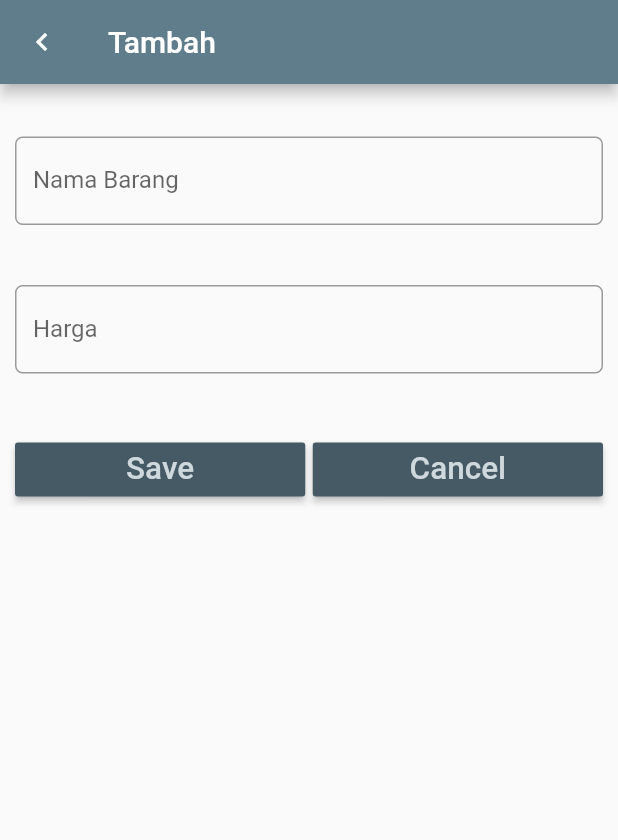
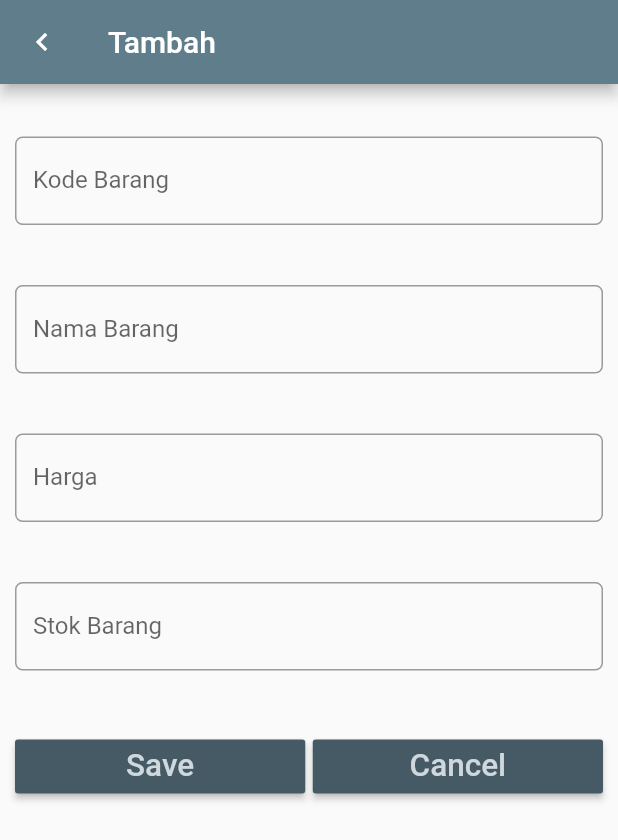
Before and after one commit to sellauno/sqlite_belanja, a Flutter app: the screen it shows after launch, after a tap on "Tambah Item", on a phone screen of 412 x 824 dp. Shown: the top 840 px of the screen. Run offline on Flutter 3.47's test engine with Material 2 defaults, Android fonts, the phone set to English and light mode, and no system bars; our stand-ins replace sqflite; accounts and stored records are empty; statements that could not run were skipped.

Commit message:
Tugas Praktikum

```diff
--- a/lib/dbhelper.dart
+++ b/lib/dbhelper.dart
@@ -18,8 +18,18 @@ class DbHelper {
     return itemDatabase;
   }
 
+  FutureOr<void> _onUpgrade(Database db, int olVersion, int newVersion){
+    _createDb(db, newVersion);
+  }
+
   //buat tabel baru dengan nama item
   void _createDb(Database db, int version) async {
+    var batchTemp = db.batch();
+
+    await batchTemp.execute('''
+      DROP TABLE EXIST item
+    ''');
+
     await db.execute('''
       CREATE TABLE item (
       id INTEGER PRIMARY KEY AUTOINCREMENT,
@@ -27,6 +37,7 @@ name TEXT,
       price INTEGER
       )
     ''');
+    batchTemp.commit();
   }
 
 //select databases
--- a/lib/entryform.dart
+++ b/lib/entryform.dart
@@ -14,12 +14,16 @@ class EntryFormState extends State<EntryForm> {
   EntryFormState(this.item);
   TextEditingController nameController = TextEditingController();
   TextEditingController priceController = TextEditingController();
+  TextEditingController stokController = TextEditingController();
+  TextEditingController kodeBarangController = TextEditingController();
   @override
   Widget build(BuildContext context) {
 //kondisi
     if (item != null) {
       nameController.text = item.name;
       priceController.text = item.price.toString();
+      kodeBarangController.text = item.kodeBarang;
+      stokController.text = item.stok.toString();
     }
 //rubah
     return Scaffold(
@@ -31,6 +35,23 @@ class EntryFormState extends State<EntryForm> {
           padding: EdgeInsets.only(top: 15.0, left: 10.0, right: 10.0),
           child: ListView(
             children: <Widget>[
+// kode barang
+              Padding(
+                padding: EdgeInsets.only(top: 20.0, bottom: 20.0),
+                child: TextField(
+                  controller: kodeBarangController,
+                  keyboardType: TextInputType.text,
+                  decoration: InputDecoration(
+                    labelText: 'Kode Barang',
+                    border: OutlineInputBorder(
+                      borderRadius: BorderRadius.circular(5.0),
+                    ),
+                  ),
+                  onChanged: (value) {
+//
+                  },
+                ),
+              ),
 // nama
               Padding(
                 padding: EdgeInsets.only(top: 20.0, bottom: 20.0),
@@ -65,6 +86,23 @@ class EntryFormState extends State<EntryForm> {
                   },
                 ),
               ),
+// stok
+              Padding(
+                padding: EdgeInsets.only(top: 20.0, bottom: 20.0),
+                child: TextField(
+                  controller: stokController,
+                  keyboardType: TextInputType.number,
+                  decoration: InputDecoration(
+                    labelText: 'Stok Barang',
+                    border: OutlineInputBorder(
+                      borderRadius: BorderRadius.circular(5.0),
+                    ),
+                  ),
+                  onChanged: (value) {
+//
+                  },
+                ),
+              ),
 // tombol button
               Padding(
                 padding: EdgeInsets.only(top: 20.0, bottom: 20.0),
@@ -83,11 +121,15 @@ class EntryFormState extends State<EntryForm> {
                           if (item == null) {
 // tambah data
                             item = Item(nameController.text,
-                                int.parse(priceController.text));
+                                int.parse(priceController.text),
+                                int.parse(stokController.text),
+                                kodeBarangController.text);
                           } else {
 // ubah data
                             item.name = nameController.text;
                             item.price = int.parse(priceController.text);
+                            item.stok = int.parse(stokController.text);
+                            item.kodeBarang = kodeBarangController.text;
                           }
 // kembali ke layar sebelumnya dengan membawa objek item
                           Navigator.pop(context, item);
--- a/lib/homepage.dart
+++ b/lib/homepage.dart
@@ -17,6 +17,7 @@ class HomeState extends State<Home> {
   List<Item> itemList;
   @override
   Widget build(BuildContext context) {
+    updateListView();
     if (itemList == null) {
       itemList = [];
     }
@@ -76,17 +77,23 @@ class HomeState extends State<Home> {
               this.itemList[index].name,
               style: textStyle,
             ),
-            subtitle: Text(this.itemList[index].price.toString()),
+            subtitle: Text("Harga : " + this.itemList[index].price.toString() +
+            "\nStok : " + this.itemList[index].stok.toString()+
+            "\nKode Barang : " + this.itemList[index].kodeBarang),
             trailing: GestureDetector(
               child: Icon(Icons.delete),
               onTap: () async {
-//TODO 3 Panggil Fungsi untuk Delete dari DB berdasarkan Item
+                //TODO 3 Panggil Fungsi untuk Delete dari DB berdasarkan Item
+                await dbHelper.delete(itemList[index].id);
+                updateListView();
               },
             ),
             onTap: () async {
               var item =
                   await navigateToEntryForm(context, this.itemList[index]);
-//TODO 4 Panggil Fungsi untuk Edit data
+                //TODO 4 Panggil Fungsi untuk Edit data
+                await dbHelper.update(item);
+                updateListView();
             },
           ),
         );
--- a/lib/item.dart
+++ b/lib/item.dart
@@ -2,18 +2,33 @@ class Item {
   int _id;
   String _name;
   int _price;
-  int get id => _id;
-  String get name => this._name;
+  int _stok;
+  String _kodeBarang;
+
+  get stok => this._stok;
+  set stok( value) => this._stok = value;
+
+  get kodeBarang => this._kodeBarang;
+  set kodeBarang( value) => this._kodeBarang = value;
+
+  get id => _id;
+
+  get name => this._name;
   set name(String value) => this._name = value;
+
   get price => this._price;
   set price(value) => this._price = value;
+
 // konstruktor versi 1
-  Item(this._name, this._price);
+  Item(this._name, this._price, this._stok, this._kodeBarang);
+
 // konstruktor versi 2: konversi dari Map ke Item
   Item.fromMap(Map<String, dynamic> map) {
     this._id = map['id'];
     this._name = map['name'];
     this._price = map['price'];
+    this._stok = map['stok'];
+    this._kodeBarang = map['kodeBarang'];
   }
 // konversi dari Item ke Map
   Map<String, dynamic> toMap() {
@@ -21,6 +36,8 @@ class Item {
     map['id'] = this._id;
     map['name'] = name;
     map['price'] = price;
+    map['stok'] = stok;
+    map['kodeBarang'] = kodeBarang;
     return map;
   }
 }
```
Lines whose indentation alone changed are shown as unchanged.
